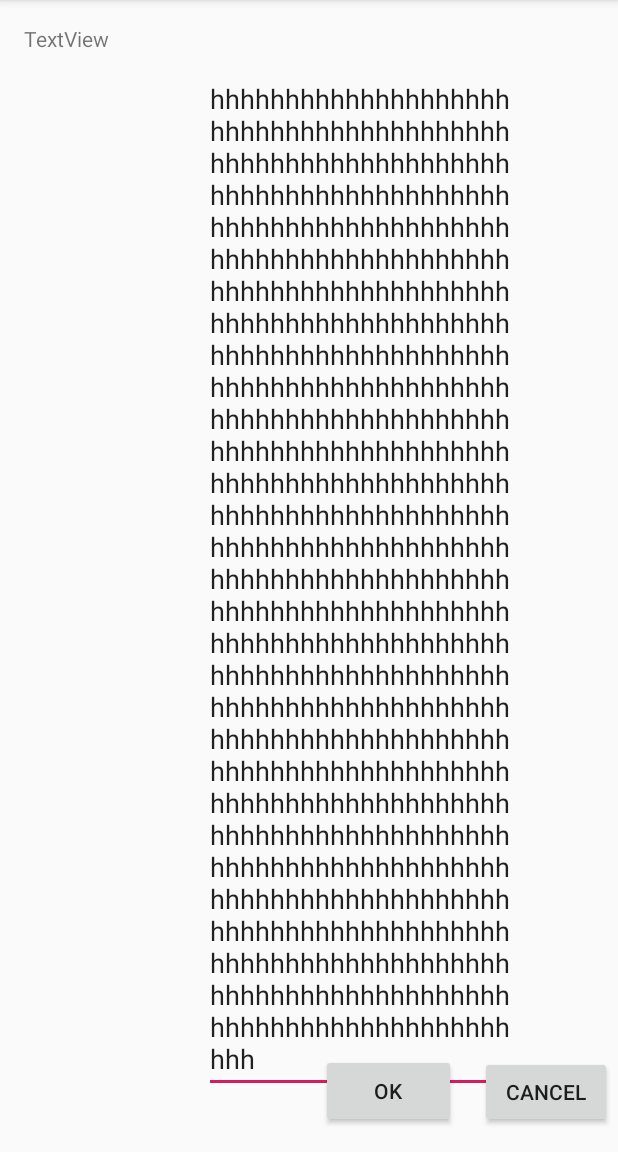
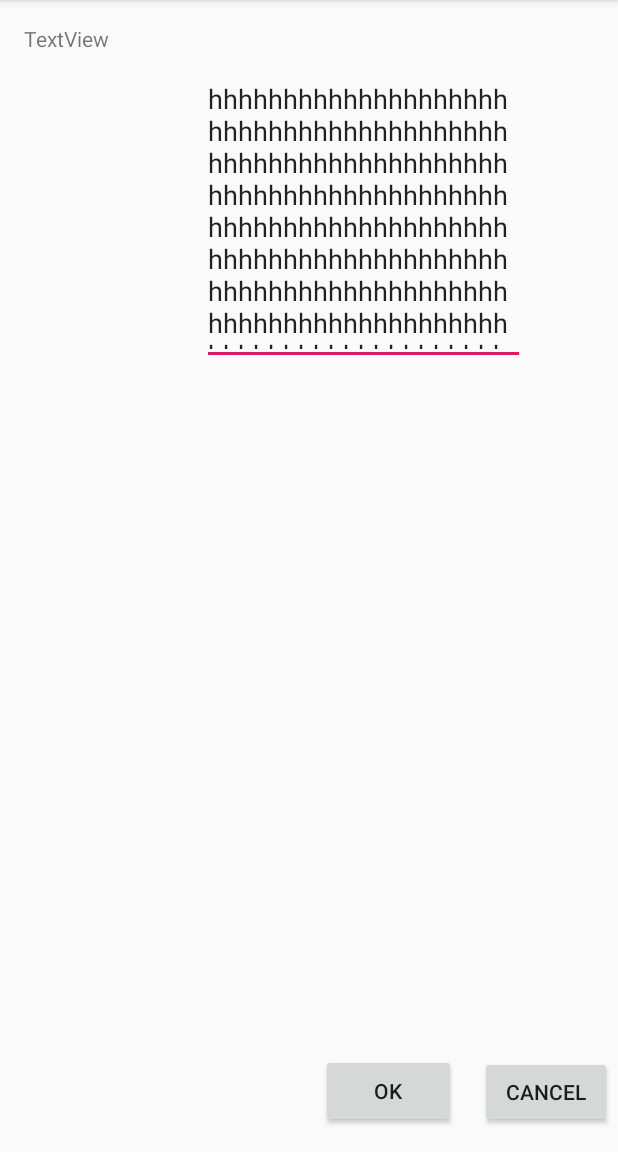
Before and after one commit to SukandaChanawt1999/Playing, an Android app: the screen it shows after launch (MainActivity), on a phone screen of 412 x 824 dp, the part 84-1236 px from its top. Run offline under Robolectric (Android 15) with nearby library versions, the phone set to English and light mode, and no system bars.

Commit message:
11.1 Constraining Widgets

```diff
--- a/app/src/main/res/layout/note_layout.xml
+++ b/app/src/main/res/layout/note_layout.xml
@@ -18,8 +18,8 @@
 
     <EditText
         android:id="@+id/editText"
-        android:layout_width="wrap_content"
-        android:layout_height="wrap_content"
+        android:layout_width="215dp"
+        android:layout_height="200dp"
         android:layout_marginStart="16dp"
         android:layout_marginLeft="16dp"
         android:layout_marginTop="8dp"
```
